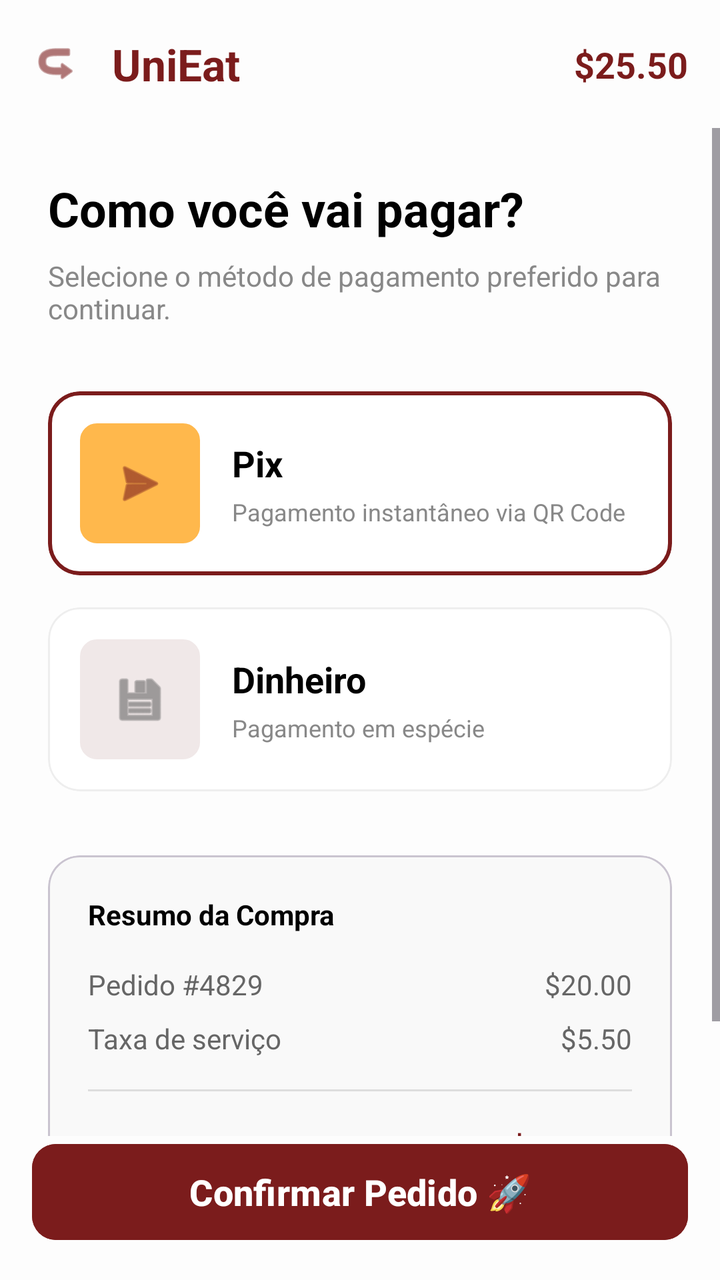
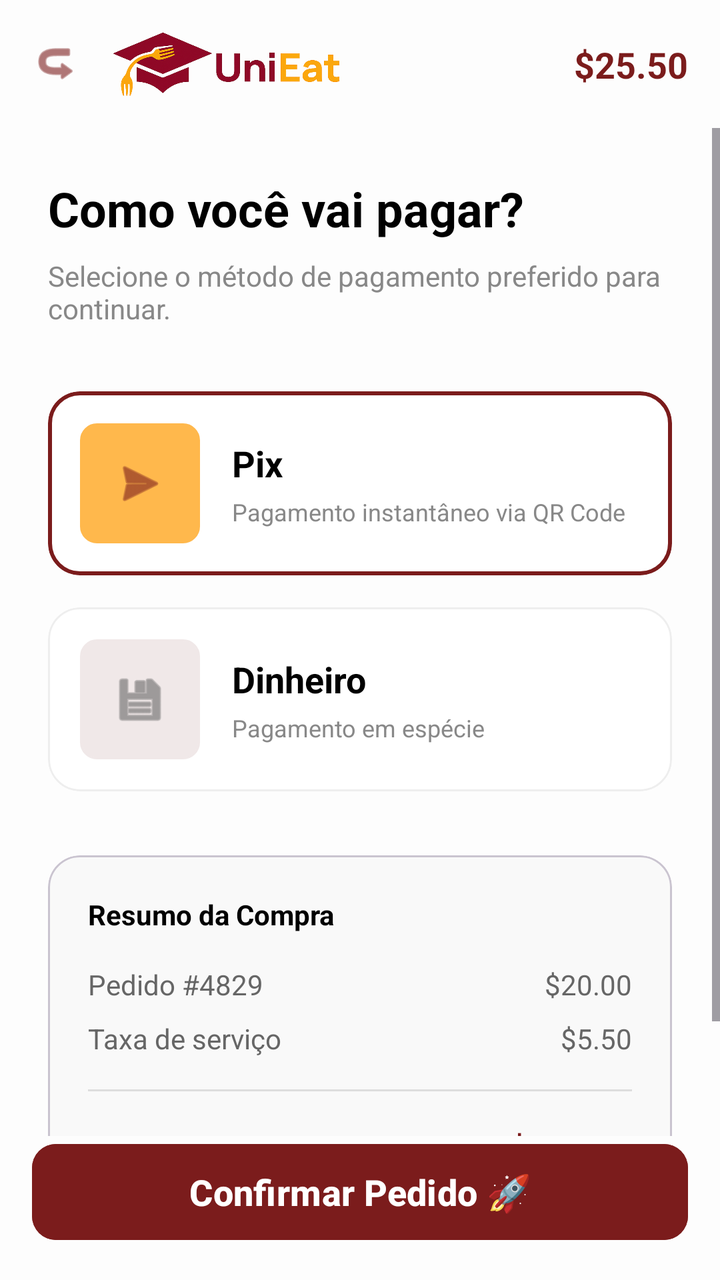

Two renders of the same Android screen: before a commit and after it. Below are the layout's source before the change and the commit's diff.
<!-- AndroidManifest.xml: application theme Theme.UniEat -->
<!-- res/layout/activity_payment.xml -->
<?xml version="1.0" encoding="utf-8"?>
<androidx.constraintlayout.widget.ConstraintLayout xmlns:android="http://schemas.android.com/apk/res/android"
    xmlns:app="http://schemas.android.com/apk/res-auto"
    xmlns:tools="http://schemas.android.com/tools"
    android:layout_width="match_parent"
    android:layout_height="match_parent"
    android:background="#FDFDFD">

    <androidx.constraintlayout.widget.ConstraintLayout
        android:id="@+id/topBar"
        android:layout_width="match_parent"
        android:layout_height="64dp"
        android:paddingStart="16dp"
        android:paddingEnd="16dp"
        app:layout_constraintTop_toTopOf="parent">

        <ImageView
            android:id="@+id/btnBack"
            android:layout_width="24dp"
            android:layout_height="24dp"
            android:src="@android:drawable/ic_menu_revert"
            android:rotation="180"
            app:layout_constraintBottom_toBottomOf="parent"
            app:layout_constraintStart_toStartOf="parent"
            app:layout_constraintTop_toTopOf="parent"
            app:tint="#7B1C1C" />

        <TextView
            android:layout_width="wrap_content"
            android:layout_height="wrap_content"
            android:layout_marginStart="16dp"
            android:text="UniEat"
            android:textColor="#7B1C1C"
            android:textSize="22sp"
            android:textStyle="bold"
            app:layout_constraintBottom_toBottomOf="parent"
            app:layout_constraintStart_toEndOf="@id/btnBack"
            app:layout_constraintTop_toTopOf="parent" />

        <TextView
            android:layout_width="wrap_content"
            android:layout_height="wrap_content"
            android:text="$25.50"
            android:textColor="#7B1C1C"
            android:textSize="18sp"
            android:textStyle="bold"
            app:layout_constraintBottom_toBottomOf="parent"
            app:layout_constraintEnd_toEndOf="parent"
            app:layout_constraintTop_toTopOf="parent" />
    </androidx.constraintlayout.widget.ConstraintLayout>

    <ScrollView
        android:layout_width="match_parent"
        android:layout_height="0dp"
        app:layout_constraintBottom_toTopOf="@+id/btnConfirmOrder"
        app:layout_constraintTop_toBottomOf="@id/topBar">

        <LinearLayout
            android:layout_width="match_parent"
            android:layout_height="wrap_content"
            android:orientation="vertical"
            android:padding="24dp">

            <TextView
                android:layout_width="wrap_content"
                android:layout_height="wrap_content"
                android:text="Como você vai pagar?"
                android:textColor="#000000"
                android:textSize="24sp"
                android:textStyle="bold" />

            <TextView
                android:layout_width="wrap_content"
                android:layout_height="wrap_content"
                android:layout_marginTop="8dp"
                android:text="Selecione o método de pagamento preferido para continuar."
                android:textColor="#888888"
                android:textSize="14sp" />

            <com.google.android.material.card.MaterialCardView
                android:id="@+id/cardPix"
                android:layout_width="match_parent"
                android:layout_height="wrap_content"
                android:layout_marginTop="32dp"
                app:cardBackgroundColor="#FFFFFF"
                app:cardCornerRadius="16dp"
                app:cardElevation="0dp"
                app:strokeColor="#7B1C1C"
                app:strokeWidth="2dp">

                <LinearLayout
                    android:layout_width="match_parent"
                    android:layout_height="wrap_content"
                    android:gravity="center_vertical"
                    android:orientation="horizontal"
                    android:padding="16dp">

                    <ImageView
                        android:id="@+id/imgPix"
                        android:layout_width="60dp"
                        android:layout_height="60dp"
                        android:background="@drawable/shape_toggle_bg"
                        android:backgroundTint="#FFB84C"
                        android:padding="16dp"
                        android:src="@android:drawable/ic_menu_send"
                        app:tint="#7B1C1C" />

                    <LinearLayout
                        android:layout_width="match_parent"
                        android:layout_height="wrap_content"
                        android:layout_marginStart="16dp"
                        android:orientation="vertical">

                        <TextView
                            android:layout_width="wrap_content"
                            android:layout_height="wrap_content"
                            android:text="Pix"
                            android:textColor="#000000"
                            android:textSize="18sp"
                            android:textStyle="bold" />

                        <TextView
                            android:layout_width="wrap_content"
                            android:layout_height="wrap_content"
                            android:layout_marginTop="4dp"
                            android:text="Pagamento instantâneo via QR Code"
                            android:textColor="#888888"
                            android:textSize="12sp" />
                    </LinearLayout>
                </LinearLayout>
            </com.google.android.material.card.MaterialCardView>

            <com.google.android.material.card.MaterialCardView
                android:id="@+id/cardCash"
                android:layout_width="match_parent"
                android:layout_height="wrap_content"
                android:layout_marginTop="16dp"
                app:cardBackgroundColor="#FFFFFF"
                app:cardCornerRadius="16dp"
                app:cardElevation="0dp"
                app:strokeColor="#EEEEEE"
                app:strokeWidth="1dp">

                <LinearLayout
                    android:layout_width="match_parent"
                    android:layout_height="wrap_content"
                    android:gravity="center_vertical"
                    android:orientation="horizontal"
                    android:padding="16dp">

                    <ImageView
                        android:id="@+id/imgCash"
                        android:layout_width="60dp"
                        android:layout_height="60dp"
                        android:background="@drawable/shape_toggle_bg"
                        android:backgroundTint="#F0E8E8"
                        android:padding="16dp"
                        android:src="@android:drawable/ic_menu_save"
                        app:tint="#666666" />

                    <LinearLayout
                        android:layout_width="match_parent"
                        android:layout_height="wrap_content"
                        android:layout_marginStart="16dp"
                        android:orientation="vertical">

                        <TextView
                            android:layout_width="wrap_content"
                            android:layout_height="wrap_content"
                            android:text="Dinheiro"
                            android:textColor="#000000"
                            android:textSize="18sp"
                            android:textStyle="bold" />

                        <TextView
                            android:layout_width="wrap_content"
                            android:layout_height="wrap_content"
                            android:layout_marginTop="4dp"
                            android:text="Pagamento em espécie"
                            android:textColor="#888888"
                            android:textSize="12sp" />
                    </LinearLayout>
                </LinearLayout>
            </com.google.android.material.card.MaterialCardView>

            <com.google.android.material.card.MaterialCardView
                android:layout_width="match_parent"
                android:layout_height="wrap_content"
                android:layout_marginTop="32dp"
                app:cardBackgroundColor="#F9F9F9"
                app:cardCornerRadius="16dp"
                app:cardElevation="0dp">

                <LinearLayout
                    android:layout_width="match_parent"
                    android:layout_height="wrap_content"
                    android:orientation="vertical"
                    android:padding="20dp">

                    <TextView
                        android:layout_width="wrap_content"
                        android:layout_height="wrap_content"
                        android:text="Resumo da Compra"
                        android:textColor="#000000"
                        android:textStyle="bold" />

                    <RelativeLayout
                        android:layout_width="match_parent"
                        android:layout_height="wrap_content"
                        android:layout_marginTop="16dp">

                        <TextView
                            android:layout_width="wrap_content"
                            android:layout_height="wrap_content"
                            android:text="Pedido #4829"
                            android:textColor="#666666" />

                        <TextView
                            android:layout_width="wrap_content"
                            android:layout_height="wrap_content"
                            android:layout_alignParentEnd="true"
                            android:text="$20.00"
                            android:textColor="#666666" />
                    </RelativeLayout>

                    <RelativeLayout
                        android:layout_width="match_parent"
                        android:layout_height="wrap_content"
                        android:layout_marginTop="8dp">

                        <TextView
                            android:layout_width="wrap_content"
                            android:layout_height="wrap_content"
                            android:text="Taxa de serviço"
                            android:textColor="#666666" />

                        <TextView
                            android:layout_width="wrap_content"
                            android:layout_height="wrap_content"
                            android:layout_alignParentEnd="true"
                            android:text="$5.50"
                            android:textColor="#666666" />
                    </RelativeLayout>

                    <View
                        android:layout_width="match_parent"
                        android:layout_height="1dp"
                        android:layout_marginTop="16dp"
                        android:background="#DDDDDD" />

                    <RelativeLayout
                        android:layout_width="match_parent"
                        android:layout_height="wrap_content"
                        android:layout_marginTop="16dp">

                        <TextView
                            android:layout_width="wrap_content"
                            android:layout_height="wrap_content"
                            android:text="Total"
                            android:textColor="#000000"
                            android:textSize="20sp"
                            android:textStyle="bold" />

                        <TextView
                            android:layout_width="wrap_content"
                            android:layout_height="wrap_content"
                            android:layout_alignParentEnd="true"
                            android:text="$25.50"
                            android:textColor="#7B1C1C"
                            android:textSize="20sp"
                            android:textStyle="bold" />
                    </RelativeLayout>
                </LinearLayout>
            </com.google.android.material.card.MaterialCardView>
        </LinearLayout>
    </ScrollView>

    <Button
        android:id="@+id/btnConfirmOrder"
        android:layout_width="match_parent"
        android:layout_height="56dp"
        android:layout_margin="16dp"
        android:backgroundTint="#7B1C1C"
        android:text="Confirmar Pedido 🚀"
        android:textAllCaps="false"
        android:textColor="#FFFFFF"
        android:textSize="18sp"
        android:textStyle="bold"
        app:cornerRadius="12dp"
        app:layout_constraintBottom_toBottomOf="parent" />

</androidx.constraintlayout.widget.ConstraintLayout>
<!-- resources referenced by this layout -->
<resources>
  <!-- drawable shape_toggle_bg (drawable) -->
  <?xml version="1.0" encoding="utf-8"?>
  <shape xmlns:android="http://schemas.android.com/apk/res/android"
      android:shape="rectangle">
      <solid android:color="#F0E8E8" />
      <stroke
          android:width="1dp"
          android:color="#D4BBBB" />
      <corners android:radius="8dp" />
  </shape>
  <style name="Theme.UniEat" parent="Base.Theme.UniEat" />
  <style name="Base.Theme.UniEat" parent="Theme.Material3.DayNight.NoActionBar">
      </style>
</resources>

<!-- the commit's change to res/layout/activity_payment.xml (unified diff, before → after) -->
@@ -25,14 +25,13 @@
             app:layout_constraintTop_toTopOf="parent"
             app:tint="#7B1C1C" />
 
-        <TextView
+        <ImageView
             android:layout_width="wrap_content"
-            android:layout_height="wrap_content"
+            android:layout_height="32dp"
             android:layout_marginStart="16dp"
-            android:text="UniEat"
-            android:textColor="#7B1C1C"
-            android:textSize="22sp"
-            android:textStyle="bold"
+            android:src="@drawable/logo_unieat"
+            android:contentDescription="UniEat"
+            android:adjustViewBounds="true"
             app:layout_constraintBottom_toBottomOf="parent"
             app:layout_constraintStart_toEndOf="@id/btnBack"
             app:layout_constraintTop_toTopOf="parent" />
<!-- resource entries referenced after the edit -->
@@ -1,5 +1,6 @@
 <!-- resources referenced by this layout -->
 <resources>
+  <!-- drawable logo_unieat: png bitmap (drawable, 134527 bytes) -->
   <!-- drawable shape_toggle_bg (drawable) -->
   <?xml version="1.0" encoding="utf-8"?>
   <shape xmlns:android="http://schemas.android.com/apk/res/android"
